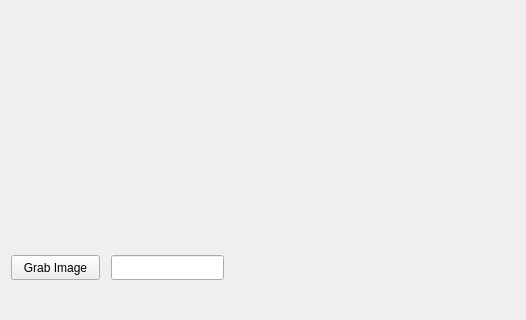
Old version of the form src/SLStudio.ui in the repository ethz-asl/slstudio; both pictures show x 0 to 526 and y 224 to 544 of the 828 by 544 pixel window.
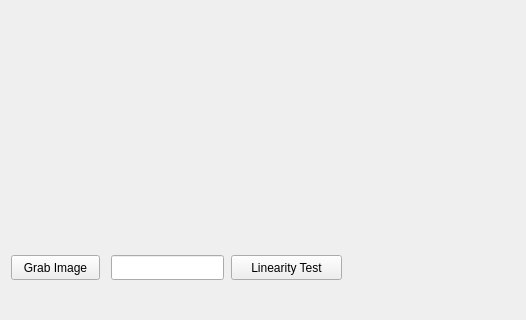
New version of the form. Custom widgets are drawn as their Qt base class.

```diff
--- a/src/SLStudio.ui
+++ b/src/SLStudio.ui
@@ -58,6 +58,19 @@
         </rect>
        </property>
       </widget>
+      <widget class="QPushButton" name="pushButton_2">
+       <property name="geometry">
+        <rect>
+         <x>220</x>
+         <y>420</y>
+         <width>111</width>
+         <height>25</height>
+        </rect>
+       </property>
+       <property name="text">
+        <string>Linearity Test</string>
+       </property>
+      </widget>
      </widget>
     </item>
    </layout>
```
